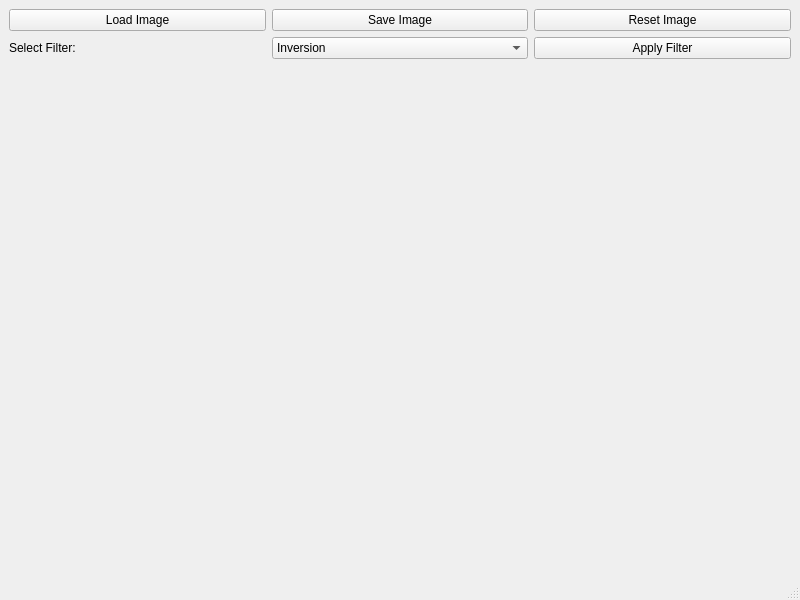
Above: project_1/ImageFilterApp/gui/mainwindow.ui from matined/computer-graphics-1 before the change. Below: the same form after it.
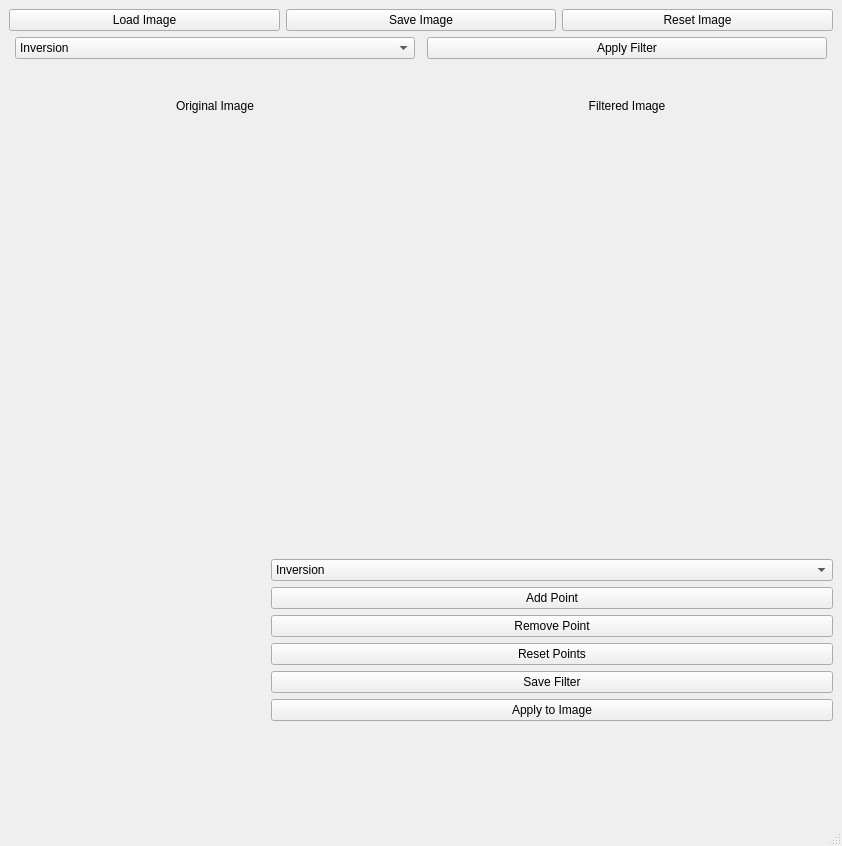
That is the form after the change. Custom widgets are drawn as their Qt base class.

Commit message: feat(project 1): custom filters editor

What changed in the file:
```diff
--- a/project_1/ImageFilterApp/gui/mainwindow.ui
+++ b/project_1/ImageFilterApp/gui/mainwindow.ui
@@ -6,16 +6,132 @@
    <rect>
     <x>0</x>
     <y>0</y>
-    <width>800</width>
-    <height>600</height>
+    <width>842</width>
+    <height>846</height>
    </rect>
   </property>
+  <property name="sizePolicy">
+   <sizepolicy hsizetype="Fixed" vsizetype="Fixed">
+    <horstretch>0</horstretch>
+    <verstretch>0</verstretch>
+   </sizepolicy>
+  </property>
+  <property name="maximumSize">
+   <size>
+    <width>842</width>
+    <height>870</height>
+   </size>
+  </property>
   <property name="windowTitle">
    <string>Image Filter App</string>
   </property>
   <widget class="QWidget" name="centralwidget">
    <layout class="QGridLayout" name="gridLayout">
-    <item row="1" column="2">
+    <item row="4" column="0" colspan="3">
+     <layout class="QGridLayout" name="gridLayout_4">
+      <item row="1" column="1">
+       <layout class="QVBoxLayout" name="verticalLayout_2">
+        <item>
+         <widget class="QComboBox" name="filterEditorSelection">
+          <item>
+           <property name="text">
+            <string>Inversion</string>
+           </property>
+          </item>
+          <item>
+           <property name="text">
+            <string>Brightness Correction</string>
+           </property>
+          </item>
+          <item>
+           <property name="text">
+            <string>Contrast Enhancement</string>
+           </property>
+          </item>
+         </widget>
+        </item>
+        <item>
+         <widget class="QPushButton" name="addPoint">
+          <property name="text">
+           <string>Add Point</string>
+          </property>
+         </widget>
+        </item>
+        <item>
+         <widget class="QPushButton" name="removePoint">
+          <property name="text">
+           <string>Remove Point</string>
+          </property>
+         </widget>
+        </item>
+        <item>
+         <widget class="QPushButton" name="resetPoints">
+          <property name="text">
+           <string>Reset Points</string>
+          </property>
+         </widget>
+        </item>
+        <item>
+         <widget class="QPushButton" name="saveCustomFilter">
+          <property name="text">
+           <string>Save Filter</string>
+          </property>
+         </widget>
+        </item>
+        <item>
+         <widget class="QPushButton" name="applyCustomFilter">
+          <property name="text">
+           <string>Apply to Image</string>
+          </property>
+         </widget>
+        </item>
+        <item>
+         <widget class="QLabel" name="label">
+          <property name="text">
+           <string/>
+          </property>
+         </widget>
+        </item>
+       </layout>
+      </item>
+      <item row="1" column="0">
+       <widget class="FilterEditorWidget" name="filterEditorWidget" native="true">
+        <property name="minimumSize">
+         <size>
+          <width>256</width>
+          <height>256</height>
+         </size>
+        </property>
+        <property name="maximumSize">
+         <size>
+          <width>256</width>
+          <height>256</height>
+         </size>
+        </property>
+       </widget>
+      </item>
+     </layout>
+    </item>
+    <item row="0" column="0">
+     <widget class="QPushButton" name="loadButton">
+      <property name="text">
+       <string>Load Image</string>
+      </property>
+     </widget>
+    </item>
+    <item row="3" column="0" colspan="3">
+     <layout class="QGridLayout" name="imagesGrid">
+      <item row="1" column="1">
+       <widget class="QLabel" name="label_3">
+        <property name="text">
+         <string>Filtered Image</string>
+        </property>
+        <property name="alignment">
+         <set>Qt::AlignmentFlag::AlignCenter</set>
+        </property>
+       </widget>
+      </item>
+      <item row="0" column="1">
      <widget class="QPushButton" name="applyButton">
       <property name="text">
        <string>Apply Filter</string>
@@ -23,13 +139,35 @@
      </widget>
     </item>
     <item row="1" column="0">
-     <widget class="QLabel" name="filterLabel">
+       <widget class="QLabel" name="label_2">
       <property name="text">
-       <string>Select Filter:</string>
-      </property>
-     </widget>
-    </item>
-    <item row="1" column="1">
+         <string>Original Image</string>
+        </property>
+        <property name="alignment">
+         <set>Qt::AlignmentFlag::AlignCenter</set>
+        </property>
+       </widget>
+      </item>
+      <item row="2" column="1">
+       <widget class="QLabel" name="filteredImageLabel">
+        <property name="minimumSize">
+         <size>
+          <width>400</width>
+          <height>400</height>
+         </size>
+        </property>
+        <property name="maximumSize">
+         <size>
+          <width>400</width>
+          <height>400</height>
+         </size>
+        </property>
+        <property name="text">
+         <string/>
+        </property>
+       </widget>
+      </item>
+      <item row="0" column="0">
      <widget class="QComboBox" name="filterComboBox">
       <property name="editable">
        <bool>false</bool>
@@ -81,19 +219,26 @@
       </item>
      </widget>
     </item>
-    <item row="0" column="0">
-     <widget class="QPushButton" name="loadButton">
+      <item row="2" column="0">
+       <widget class="QLabel" name="originalImageLabel">
+        <property name="minimumSize">
+         <size>
+          <width>400</width>
+          <height>400</height>
+         </size>
+        </property>
+        <property name="maximumSize">
+         <size>
+          <width>400</width>
+          <height>400</height>
+         </size>
+        </property>
       <property name="text">
-       <string>Load Image</string>
+         <string/>
       </property>
      </widget>
     </item>
-    <item row="0" column="1">
-     <widget class="QPushButton" name="saveButton">
-      <property name="text">
-       <string>Save Image</string>
-      </property>
-     </widget>
+     </layout>
     </item>
     <item row="0" column="2">
      <widget class="QPushButton" name="resetButton">
@@ -102,23 +247,12 @@
       </property>
      </widget>
     </item>
-    <item row="3" column="0" colspan="3">
-     <layout class="QGridLayout" name="imagesGrid">
-      <item row="0" column="0">
-       <widget class="QLabel" name="originalImageLabel">
-        <property name="text">
-         <string/>
-        </property>
-       </widget>
-      </item>
       <item row="0" column="1">
-       <widget class="QLabel" name="filteredImageLabel">
+     <widget class="QPushButton" name="saveButton">
         <property name="text">
-         <string/>
-        </property>
-       </widget>
-      </item>
-     </layout>
+       <string>Save Image</string>
+      </property>
+     </widget>
     </item>
    </layout>
   </widget>
@@ -127,13 +261,21 @@
     <rect>
      <x>0</x>
      <y>0</y>
-     <width>800</width>
+     <width>842</width>
      <height>24</height>
     </rect>
    </property>
   </widget>
   <widget class="QStatusBar" name="statusbar"/>
  </widget>
+ <customwidgets>
+  <customwidget>
+   <class>FilterEditorWidget</class>
+   <extends>QWidget</extends>
+   <header>gui/filtereditorwidget.h</header>
+   <container>1</container>
+  </customwidget>
+ </customwidgets>
  <resources/>
  <connections/>
 </ui>
```
Lines whose indentation alone changed are shown as unchanged. The commit also changes 133 other files.
